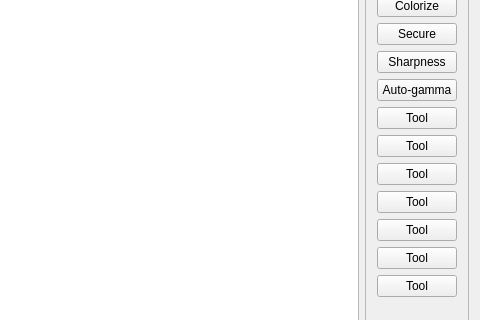
Above: src/gui/mainwindow.ui from CervecerosCodigo/CCIMP before the change; both pictures show x 800 to 1280 and y 216 to 536 of the 1280 by 720 pixel window. Below: the same form after it.
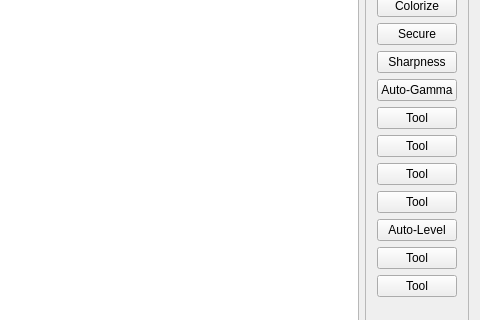
That is the form after the change. Icons and pictures are not drawn.

What changed in the file:
```diff
--- a/src/gui/mainwindow.ui
+++ b/src/gui/mainwindow.ui
@@ -200,7 +200,7 @@
                 </sizepolicy>
                </property>
                <property name="text">
-                <string>Auto-gamma</string>
+                <string>Auto-Gamma</string>
                </property>
               </widget>
              </item>
@@ -265,7 +265,7 @@
                 </sizepolicy>
                </property>
                <property name="text">
-                <string>Tool</string>
+                <string>Auto-Level</string>
                </property>
               </widget>
              </item>
```
Left out of the diff: 2 changed lines with no effect on the pictures.
